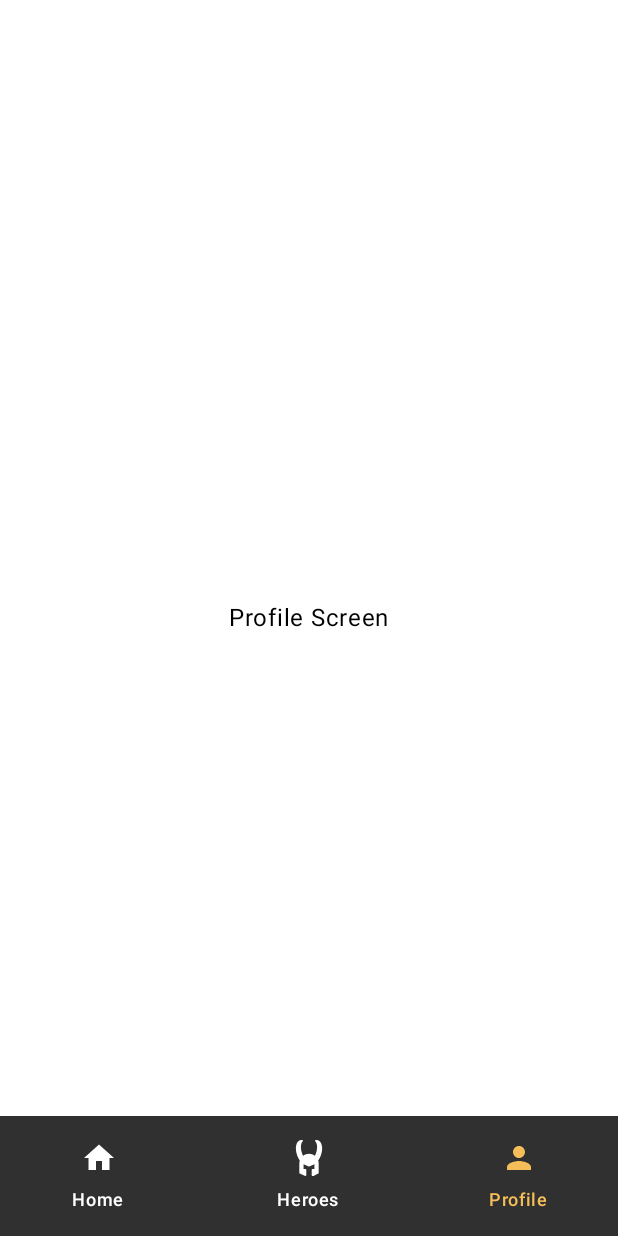
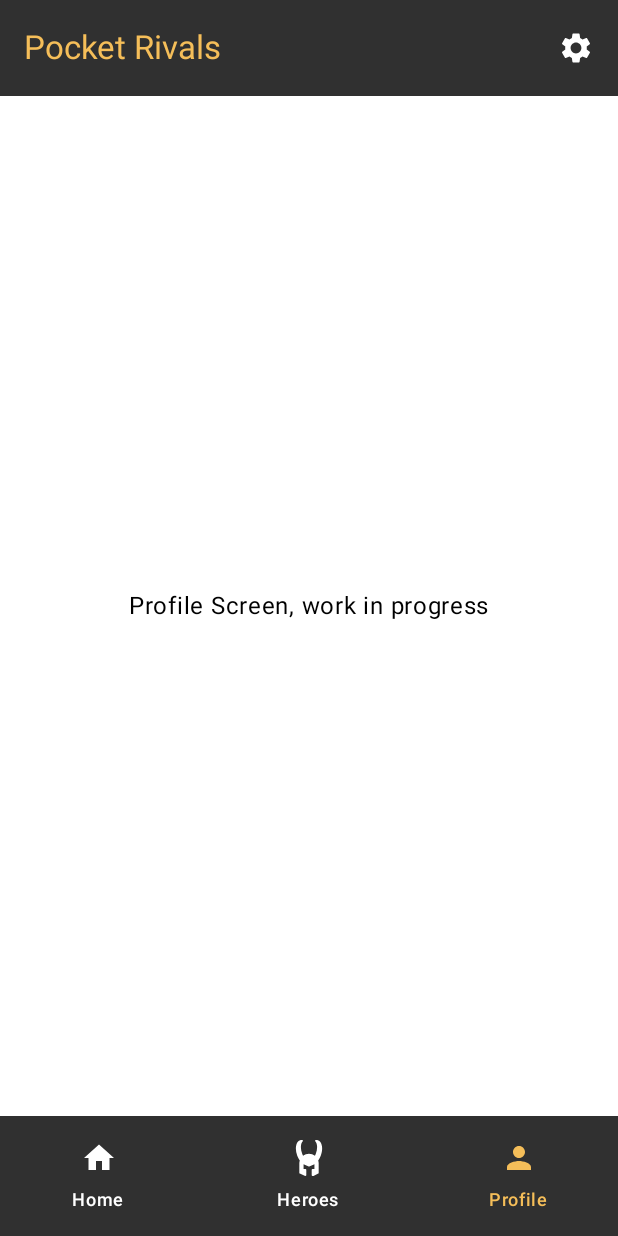
Before and after one commit to Agustin5421/Pocket-Rivals, an Android app built with Jetpack Compose: the screen it shows after launch (MainActivity), item 3 of the bottom bar chosen, on a phone screen of 412 x 824 dp. Run offline under Robolectric (Android 15) with nearby library versions, the light colour scheme and no system bars; our stand-ins replace Dagger/Hilt's generated code.

Commit message:
code refactor

```diff
--- a/app/src/main/java/com/mobile/pocketrivals/MainActivity.kt
+++ b/app/src/main/java/com/mobile/pocketrivals/MainActivity.kt
@@ -3,7 +3,14 @@ package com.mobile.pocketrivals
 import android.os.Bundle
 import androidx.activity.compose.setContent
 import androidx.activity.enableEdgeToEdge
+import androidx.compose.foundation.layout.fillMaxSize
+import androidx.compose.material3.Scaffold
+import androidx.compose.ui.Modifier
 import androidx.fragment.app.FragmentActivity
+import androidx.navigation.compose.rememberNavController
+import com.mobile.pocketrivals.components.home.TopBar
+import com.mobile.pocketrivals.navigation.bottomNavBar.BottomBar
+import com.mobile.pocketrivals.navigation.NavHostComposable
 import com.mobile.pocketrivals.ui.theme.PocketRivalsTheme
 import dagger.hilt.android.AndroidEntryPoint
 
@@ -13,8 +20,19 @@ class MainActivity : FragmentActivity() {
         super.onCreate(savedInstanceState)
         enableEdgeToEdge()
         setContent {
+            val navController = rememberNavController()
             PocketRivalsTheme {
-                MainScreen()
+                Scaffold(
+                    modifier = Modifier.fillMaxSize(),
+                    topBar = {
+                        TopBar(navController)
+                    },
+                    bottomBar = {
+                        BottomBar(navController)
+                    }
+                ) { innerPadding ->
+                    NavHostComposable(innerPadding, navController)
+                }
             }
         }
     }
--- a/app/src/main/java/com/mobile/pocketrivals/MainScreen.kt
+++ /dev/null
@@ -1,19 +0,0 @@
-package com.mobile.pocketrivals
-
-import android.annotation.SuppressLint
-import androidx.compose.material3.Scaffold
-import androidx.compose.runtime.Composable
-import androidx.navigation.compose.rememberNavController
-import com.mobile.pocketrivals.components.bottomNavBar.BottomBar
-
-
-@SuppressLint("UnusedMaterial3ScaffoldPaddingParameter")
-@Composable
-fun MainScreen(){
-    val navController = rememberNavController()
-    Scaffold (
-        bottomBar = { BottomBar(navController = navController)}
-    ) {
-        NavHostComposable(navController = navController)
-    }
-}
--- a/app/src/main/java/com/mobile/pocketrivals/PocketRivalsScreen.kt
+++ b/app/src/main/java/com/mobile/pocketrivals/PocketRivalsScreen.kt
@@ -7,5 +7,5 @@ enum class PocketRivalsScreen{
 
     HeroDetail,
     Settings,
-    PatchNote
+    PatchNotes
 }
--- a/app/src/main/java/com/mobile/pocketrivals/components/heroes/HeroSearchBar.kt
+++ b/app/src/main/java/com/mobile/pocketrivals/components/heroes/HeroSearchBar.kt
@@ -41,10 +41,12 @@ fun HeroSearchBar(
         modifier = Modifier
             .fillMaxWidth()
             .padding(8.dp)
+            .padding(top = 12.dp)
             .height(56.dp),
         shape = RoundedCornerShape(8.dp),
         border = BorderStroke(2.dp, MaterialTheme.colorScheme.tertiary),
-        tonalElevation = 4.dp
+        tonalElevation = 4.dp,
+        color = MaterialTheme.colorScheme.primary
     ) {
         Row(
             verticalAlignment = Alignment.CenterVertically,
--- a/app/src/main/java/com/mobile/pocketrivals/components/home/PatchNotesCard.kt
+++ b/app/src/main/java/com/mobile/pocketrivals/components/home/PatchNotesCard.kt
@@ -24,7 +24,7 @@ fun PatchNotesCard(patchNotes: PatchNotes, navController: NavController, modifie
         modifier = modifier
             .fillMaxWidth()
             .height(250.dp)
-            .clickable { navController.navigate("${PocketRivalsScreen.PatchNote}/${patchNotes.id}") },
+            .clickable { navController.navigate("${PocketRivalsScreen.PatchNotes}/${patchNotes.id}") },
         shape = RoundedCornerShape(8.dp),
         elevation = CardDefaults.cardElevation(defaultElevation = 4.dp)
     ) {
--- a/app/src/main/java/com/mobile/pocketrivals/components/home/TopBar.kt
+++ b/app/src/main/java/com/mobile/pocketrivals/components/home/TopBar.kt
@@ -23,8 +23,9 @@ fun TopBar(navController: NavController) {
         actions = {
             SettingsButton(navController)
         },
-        modifier = Modifier.
-        fillMaxWidth(),
+        modifier = Modifier
+            .fillMaxWidth()
+        ,
         colors = TopAppBarDefaults.topAppBarColors(
             containerColor = MaterialTheme.colorScheme.secondary
         )
--- a/app/src/main/java/com/mobile/pocketrivals/NavHostComposable.kt
+++ b/app/src/main/java/com/mobile/pocketrivals/navigation/NavHostComposable.kt
@@ -1,12 +1,17 @@
-package com.mobile.pocketrivals
+package com.mobile.pocketrivals.navigation
 
+import androidx.compose.foundation.layout.PaddingValues
+import androidx.compose.foundation.layout.fillMaxSize
+import androidx.compose.foundation.layout.padding
 import androidx.compose.runtime.Composable
+import androidx.compose.ui.Modifier
 import androidx.navigation.NavHostController
 import androidx.navigation.NavType
 import androidx.navigation.compose.NavHost
 import androidx.navigation.compose.composable
 import androidx.navigation.navArgument
-import com.mobile.pocketrivals.components.bottomNavBar.BottomBarItem
+import com.mobile.pocketrivals.PocketRivalsScreen
+import com.mobile.pocketrivals.navigation.bottomNavBar.BottomBarItem
 import com.mobile.pocketrivals.screens.ProfileScreen
 import com.mobile.pocketrivals.screens.heroes.HeroDetailScreen
 import com.mobile.pocketrivals.screens.heroes.HeroesScreen
@@ -15,10 +20,11 @@ import com.mobile.pocketrivals.screens.home.PatchNotes
 import com.mobile.pocketrivals.screens.home.SettingsScreen
 
 @Composable
-fun NavHostComposable(navController: NavHostController) {
+fun NavHostComposable(innerPadding: PaddingValues, navController: NavHostController) {
     NavHost (
         navController = navController,
-        startDestination = BottomBarItem.Home.route
+        startDestination = BottomBarItem.Home.route,
+        modifier = Modifier.fillMaxSize().padding(innerPadding)
     ) {
         composable(route = BottomBarItem.Home.route) {
             HomeScreen(navController)
@@ -38,7 +44,7 @@ fun NavHostComposable(navController: NavHostController) {
         composable(route = PocketRivalsScreen.Settings.name) {
             SettingsScreen()
         }
-        composable(route = "${PocketRivalsScreen.PatchNote}/{patchNotes}",
+        composable(route = "${PocketRivalsScreen.PatchNotes}/{patchNotes}",
             arguments = listOf(navArgument("patchNotes") { type = NavType.StringType })
         ) { backStackEntry ->
             val patchNotesId = backStackEntry.arguments?.getString("patchNotes")
--- a/app/src/main/java/com/mobile/pocketrivals/components/bottomNavBar/BottomBar.kt
+++ b/app/src/main/java/com/mobile/pocketrivals/navigation/bottomNavBar/BottomBar.kt
@@ -1,4 +1,4 @@
-package com.mobile.pocketrivals.components.bottomNavBar
+package com.mobile.pocketrivals.navigation.bottomNavBar
 
 import androidx.compose.foundation.layout.RowScope
 import androidx.compose.foundation.layout.size
--- a/app/src/main/java/com/mobile/pocketrivals/components/bottomNavBar/BottomBarItem.kt
+++ b/app/src/main/java/com/mobile/pocketrivals/navigation/bottomNavBar/BottomBarItem.kt
@@ -1,4 +1,4 @@
-package com.mobile.pocketrivals.components.bottomNavBar
+package com.mobile.pocketrivals.navigation.bottomNavBar
 
 import androidx.annotation.DrawableRes
 import androidx.compose.material.icons.Icons
--- a/app/src/main/java/com/mobile/pocketrivals/screens/Profile.kt
+++ b/app/src/main/java/com/mobile/pocketrivals/screens/Profile.kt
@@ -11,6 +11,6 @@ import androidx.compose.ui.graphics.Color
 @Composable
 fun ProfileScreen(){
     Box(modifier = Modifier.fillMaxSize(), contentAlignment = Alignment.Center) {
-        Text(text = "Profile Screen", color = Color.Black)
+        Text(text = "Profile Screen, work in progress", color = Color.Black)
     }
 }
--- a/app/src/main/java/com/mobile/pocketrivals/screens/heroes/HeroDetail.kt
+++ b/app/src/main/java/com/mobile/pocketrivals/screens/heroes/HeroDetail.kt
@@ -4,17 +4,25 @@ import androidx.compose.foundation.layout.Box
 import androidx.compose.foundation.layout.fillMaxSize
 import androidx.compose.material3.Text
 import androidx.compose.runtime.Composable
+import androidx.compose.runtime.collectAsState
+import androidx.compose.runtime.getValue
+import androidx.compose.runtime.remember
 import androidx.compose.ui.Alignment
 import androidx.compose.ui.Modifier
 import androidx.compose.ui.graphics.Color
 import androidx.hilt.navigation.compose.hiltViewModel
 
+//TODO: is it supposed to be that lagged?
 @Composable
 fun HeroDetailScreen(heroId: String?) {
-    val heroesViewModel = hiltViewModel<HeroesViewModel>()
-    val hero = heroesViewModel.getHeroById(heroId)
+    val viewModel: HeroesViewModel = hiltViewModel()
+    val heroes by viewModel.heroes.collectAsState()
+
+    val hero = remember(heroId, heroes) {
+        heroes.find { it.id == heroId }
+    }
 
     Box(modifier = Modifier.fillMaxSize(), contentAlignment = Alignment.Center) {
-        Text(text = "Hero's name is: " + hero.name, color = Color.Black)
+        Text(text = "Hero's name is: " + hero?.name, color = Color.Black)
     }
 }
--- a/app/src/main/java/com/mobile/pocketrivals/screens/heroes/Heroes.kt
+++ b/app/src/main/java/com/mobile/pocketrivals/screens/heroes/Heroes.kt
@@ -2,8 +2,6 @@ package com.mobile.pocketrivals.screens.heroes
 
 import androidx.compose.foundation.layout.Column
 import androidx.compose.foundation.layout.fillMaxSize
-import androidx.compose.foundation.layout.padding
-import androidx.compose.material3.Scaffold
 import androidx.compose.runtime.Composable
 import androidx.compose.runtime.collectAsState
 import androidx.compose.runtime.getValue
@@ -32,11 +30,10 @@ fun HeroesScreen(navController: NavController) {
         }
     }
 
-    Scaffold { paddingValues ->
+
     Column(
         modifier = Modifier
             .fillMaxSize()
-                .padding(paddingValues),
     ) {
         HeroSearchBar(
             text = searchText,
@@ -44,6 +41,6 @@ fun HeroesScreen(navController: NavController) {
         )
         HeroCardMap(heroes = filteredHeroes, navController)
     }
-    }
+
 
 }
--- a/app/src/main/java/com/mobile/pocketrivals/screens/home/Home.kt
+++ b/app/src/main/java/com/mobile/pocketrivals/screens/home/Home.kt
@@ -4,6 +4,7 @@ import androidx.compose.foundation.layout.Arrangement
 import androidx.compose.foundation.layout.Column
 import androidx.compose.foundation.layout.fillMaxSize
 import androidx.compose.foundation.layout.padding
+import androidx.compose.material3.Scaffold
 import androidx.compose.runtime.Composable
 import androidx.compose.ui.Alignment
 import androidx.compose.ui.Modifier
@@ -13,36 +14,23 @@ import com.mobile.pocketrivals.R
 import com.mobile.pocketrivals.components.home.HeroStats
 import com.mobile.pocketrivals.components.home.HeroTierList
 import com.mobile.pocketrivals.components.home.PatchNotesCarousel
-import com.mobile.pocketrivals.components.home.TopBar
 import com.mobile.pocketrivals.mocks.mockNews
 
 @Composable
 fun HomeScreen(navController: NavController) {
 
+    Scaffold{ innerPadding ->
         Column(
             modifier = Modifier
-            .fillMaxSize(),
+                .fillMaxSize()
+                .padding(innerPadding),
             verticalArrangement = Arrangement.Top,
             horizontalAlignment = Alignment.CenterHorizontally
         ) {
-
-        TopBar(navController = navController)
-
-
-
             val news = mockNews
             PatchNotesCarousel(newsList = listOf(news, news, news), navController = navController)
 
-        /*
-        PatchNotesCard(modifier = Modifier
-            .padding(top = 8.dp)
-            .padding(horizontal = 2.dp),
-            patchNotes = news,
-            navController = navController
-        )
-         */
-
-        val heroStats = listOf<HeroStats>(
+            val heroStats = listOf(
                 HeroStats(
                     rank = 1,
                     championName = "hero",
@@ -53,12 +41,7 @@ fun HomeScreen(navController: NavController) {
                     banRate = "1"
                 )
             )
-        //TODO: fetch from DB Hero Stats
-        HeroTierList(modifier = Modifier
-            .padding(top = 8.dp), heroStats
-        )
-
+            HeroTierList(modifier = Modifier.padding(top = 8.dp), heroStats)
         }
-
-
     }
+}
```
Lines whose indentation alone changed are shown as unchanged.
